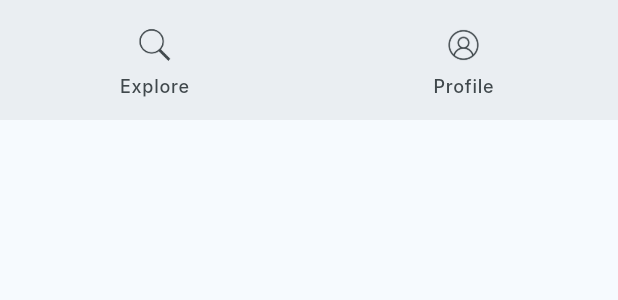
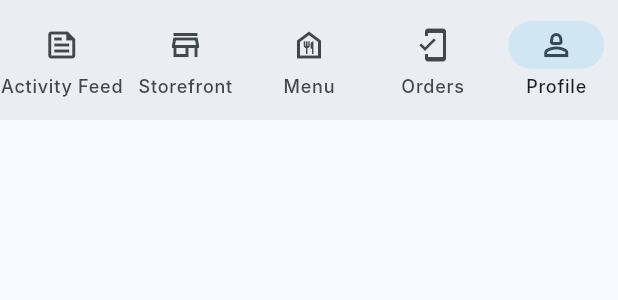
Before and after one commit to anthonynmh/homebased_project, a Flutter app: the NavbarWidget widget shown alone on an empty page, opened directly, on a phone screen of 412 x 824 dp. Shown: the top 300 px of the screen. Run offline on Flutter 3.47's test engine with Material 3 defaults, Android fonts, the phone set to English and light mode, and no system bars; our stand-ins replace flutter_dotenv, flutter_map, flutter_svg, geolocator, image_picker, latlong2 and 2 more; accounts and stored records are empty; network calls fail; Roboto replaces fonts that are missing (Inter).

Commit message:
update nav bar

```diff
--- a/lib/widgets/navbar_widget.dart
+++ b/lib/widgets/navbar_widget.dart
@@ -12,11 +12,23 @@ class NavbarWidget extends StatelessWidget {
         return NavigationBar(
           destinations: [
             NavigationDestination(
-              icon: ImageIcon(AssetImage('assets/searchIcon.png')),
-              label: 'Explore',
+              icon: const Icon(Icons.feed_outlined),
+              label: 'Activity Feed',
             ),
             NavigationDestination(
-              icon: ImageIcon(AssetImage('assets/defaultUser.png')),
+              icon: const Icon(Icons.store_outlined),
+              label: 'Storefront',
+            ),
+            NavigationDestination(
+              icon: const Icon(Icons.food_bank_outlined),
+              label: 'Menu',
+            ),
+            NavigationDestination(
+              icon: const Icon(Icons.mobile_friendly_outlined),
+              label: 'Orders',
+            ),
+            NavigationDestination(
+              icon: const Icon(Icons.person_2_outlined),
               label: 'Profile',
             ),
           ],
```
